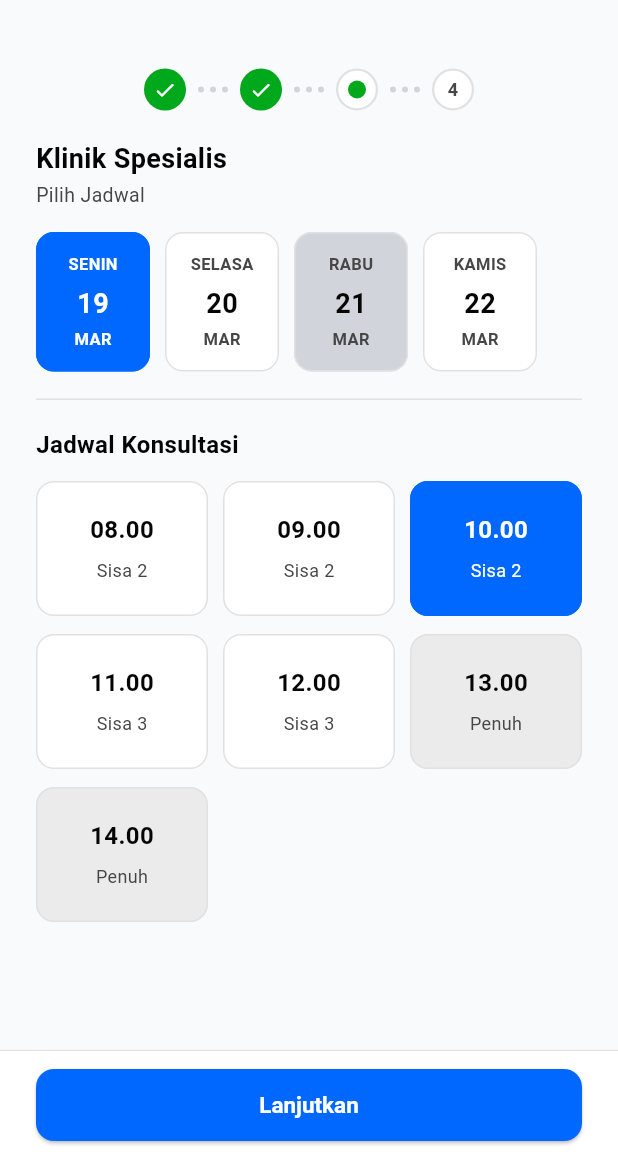
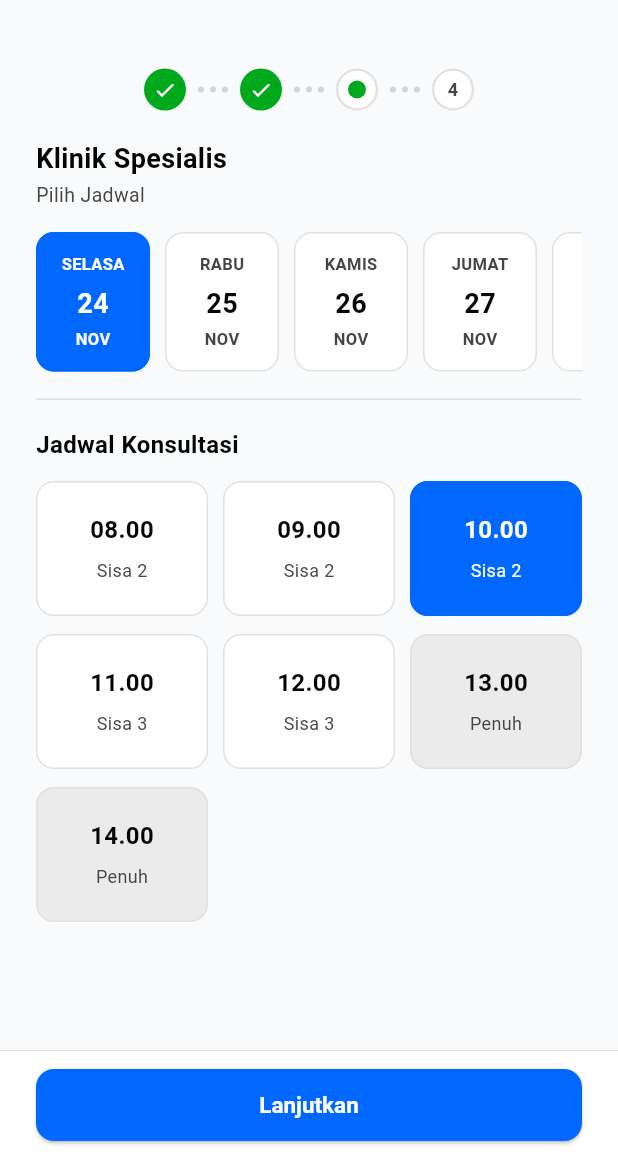
Before and after one commit to Alfredrown/santri_skripsi, a Flutter app: the BookingStep3JadwalScreen screen opened by its route, on a phone screen of 412 x 824 dp, the part 71-1236 px from its top. Run offline on Flutter 3.47's test engine with Material 3 defaults, Android fonts, the phone set to English and light mode, and no system bars; our stand-ins replace flutter_riverpod, flutter_svg, gap, go_router, material_ui.

Commit message:
feat: make Step 3 Pilih Jadwal dates dynamic based on current DateTime

```diff
--- a/lib/features/booking/presentation/screens/booking_step3_jadwal_screen.dart
+++ b/lib/features/booking/presentation/screens/booking_step3_jadwal_screen.dart
@@ -22,36 +22,88 @@ class _BookingStep3JadwalScreenState
   int _selectedDateIdx = 0;
   String _selectedTime = '10.00';
 
-  static const _dates = [
-    (
-      day: 'SENIN',
-      num: '19',
-      month: 'MAR',
-      full: 'Senin, 19 Maret 2026',
-      enabled: true,
-    ),
-    (
-      day: 'SELASA',
-      num: '20',
-      month: 'MAR',
-      full: 'Selasa, 20 Maret 2026',
-      enabled: true,
-    ),
-    (
-      day: 'RABU',
-      num: '21',
-      month: 'MAR',
-      full: 'Rabu, 21 Maret 2026',
-      enabled: false,
-    ),
-    (
-      day: 'KAMIS',
-      num: '22',
-      month: 'MAR',
-      full: 'Kamis, 22 Maret 2026',
-      enabled: true,
-    ),
+  late final List<({String day, String num, String month, String full, bool enabled})>
+      _dates = _buildUpcomingDates();
+
+  static const _dayNamesUpper = [
+    'SENIN',
+    'SELASA',
+    'RABU',
+    'KAMIS',
+    'JUMAT',
+    'SABTU',
+    'MINGGU',
   ];
+
+  static const _dayNamesTitle = [
+    'Senin',
+    'Selasa',
+    'Rabu',
+    'Kamis',
+    'Jumat',
+    'Sabtu',
+    'Minggu',
+  ];
+
+  static const _monthShort = [
+    'JAN',
+    'FEB',
+    'MAR',
+    'APR',
+    'MEI',
+    'JUN',
+    'JUL',
+    'AGU',
+    'SEP',
+    'OKT',
+    'NOV',
+    'DES',
+  ];
+
+  static const _monthFull = [
+    'Januari',
+    'Februari',
+    'Maret',
+    'April',
+    'Mei',
+    'Juni',
+    'Juli',
+    'Agustus',
+    'September',
+    'Oktober',
+    'November',
+    'Desember',
+  ];
+
+  static List<({String day, String num, String month, String full, bool enabled})>
+      _buildUpcomingDates() {
+    final now = DateTime.now();
+    return List.generate(7, (offset) {
+      final d = now.add(Duration(days: offset));
+      final weekdayIdx = d.weekday - 1; // 0 = Monday .. 6 = Sunday
+      final monthIdx = d.month - 1;
+      // Disable Sunday (Minggu) as hospital outpatient clinics are closed
+      final isEnabled = d.weekday != DateTime.sunday;
+      return (
+        day: _dayNamesUpper[weekdayIdx],
+        num: '${d.day}',
+        month: _monthShort[monthIdx],
+        full:
+            '${_dayNamesTitle[weekdayIdx]}, ${d.day} ${_monthFull[monthIdx]} ${d.year}',
+        enabled: isEnabled,
+      );
+    });
+  }
+
+  @override
+  void initState() {
+    super.initState();
+    // Ensure initial selected date is an enabled day (in case today is Sunday)
+    final firstEnabled = _dates.indexWhere((d) => d.enabled);
+    if (firstEnabled != -1) {
+      _selectedDateIdx = firstEnabled;
+    }
+  }
 
   static const _slots = [
     (time: '08.00', status: 'Sisa 2', available: true),
```
